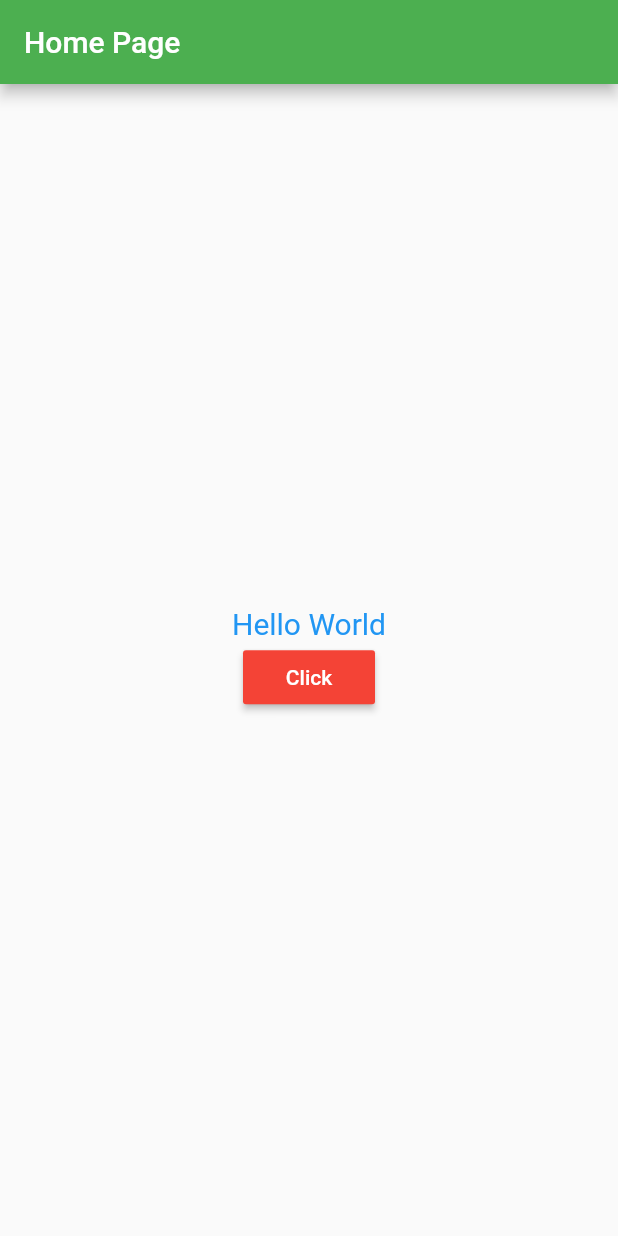
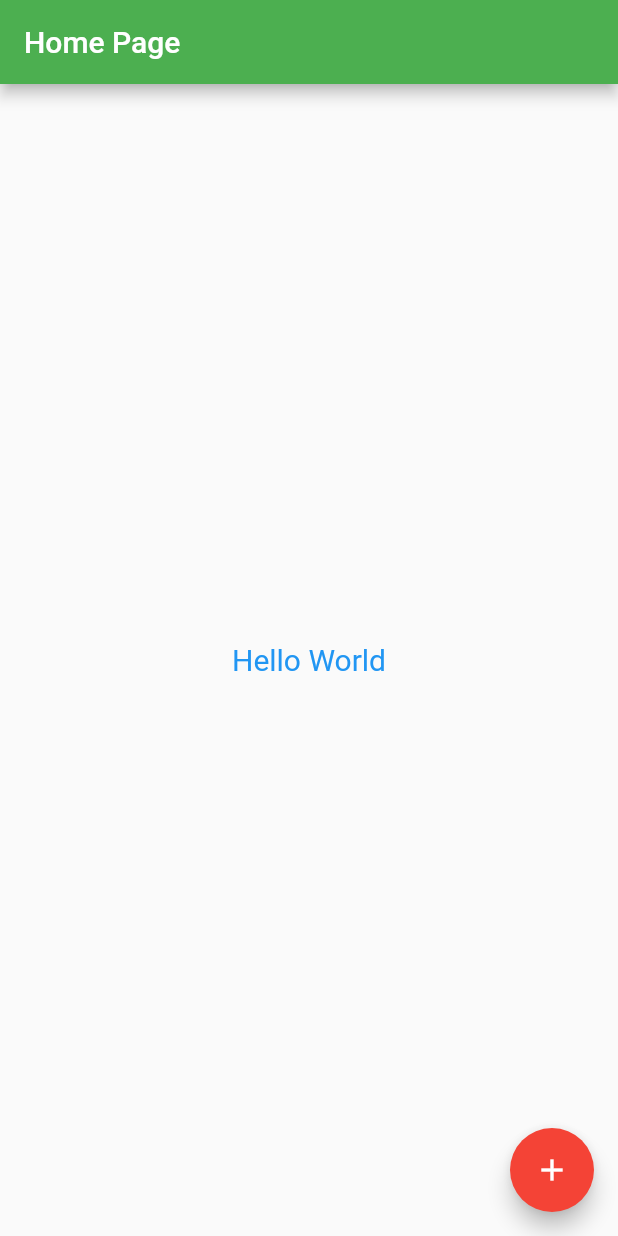
Before and after one commit to djravishah1/flutter_demo, a Flutter app: the screen it shows after launch, on a phone screen of 412 x 824 dp. Run offline on Flutter 3.47's test engine with Material 2 defaults, Android fonts, the phone set to English and light mode, and no system bars.

Commit message:
button change

```diff
--- a/lib/main.dart
+++ b/lib/main.dart
@@ -48,14 +48,15 @@ class _HomePageState extends State<HomePage>{
               color: Colors.blue,
               fontSize: 20,
             ),),
-            new RaisedButton(
-              child: new Text("Click", style: new TextStyle(
-                color: Colors.white,
-              ),),
-              onPressed: _changeText,
-              color: Colors.red,
 
-            )
+            // new RaisedButton(
+            //   child: new Text("Click", style: new TextStyle(
+            //     color: Colors.white,
+            //   ),),
+            //   onPressed: _changeText,
+            //   color: Colors.red,
+            //
+            // )
           ],
         ),
       ),
@@ -68,7 +69,11 @@ class _HomePageState extends State<HomePage>{
       appBar: new AppBar(
         title: new Text("Home Page"),
       ),
-      body: _bodyWidget()
+      body: _bodyWidget(),
+      floatingActionButton: new FloatingActionButton(
+        child: new Icon(Icons.add),
+        onPressed: _changeText,
+      ),
     );
   }
 }
```
